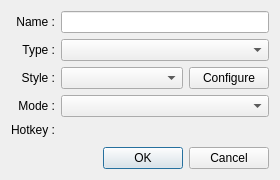
Above: src/gui/seteditdialog.ui from mistic100/UMWP-Autochanger before the change. Below: the same form after it.
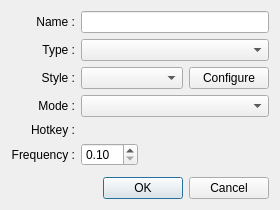
That is the form after the change. Custom widgets are drawn as their Qt base class.

Commit message: Add set frequency parameter

The edit to the form file:
```diff
--- a/src/gui/seteditdialog.ui
+++ b/src/gui/seteditdialog.ui
@@ -10,14 +10,24 @@
     <x>0</x>
     <y>0</y>
     <width>280</width>
-    <height>180</height>
+    <height>210</height>
    </rect>
   </property>
   <property name="windowTitle">
    <string>Properties</string>
   </property>
-  <layout class="QGridLayout" name="gridLayout" columnstretch="0,1">
+  <layout class="QGridLayout" name="gridLayout" columnstretch="0,0,1">
    <item row="7" column="0">
+    <widget class="QLabel" name="label_5">
+     <property name="text">
+      <string>Frequency :</string>
+     </property>
+     <property name="alignment">
+      <set>Qt::AlignRight|Qt::AlignTrailing|Qt::AlignVCenter</set>
+     </property>
+    </widget>
+   </item>
+   <item row="8" column="0">
     <spacer name="verticalSpacer">
      <property name="orientation">
       <enum>Qt::Vertical</enum>
@@ -80,7 +90,39 @@
      </property>
     </widget>
    </item>
-   <item row="2" column="1">
+   <item row="7" column="1">
+    <widget class="QDoubleSpinBox" name="inputFreq">
+     <property name="decimals">
+      <number>2</number>
+     </property>
+     <property name="minimum">
+      <double>0.100000000000000</double>
+     </property>
+     <property name="singleStep">
+      <double>0.100000000000000</double>
+     </property>
+    </widget>
+   </item>
+   <item row="7" column="2">
+    <spacer name="horizontalSpacer">
+     <property name="orientation">
+      <enum>Qt::Horizontal</enum>
+     </property>
+     <property name="sizeHint" stdset="0">
+      <size>
+       <width>40</width>
+       <height>20</height>
+      </size>
+     </property>
+    </spacer>
+   </item>
+   <item row="6" column="1" colspan="2">
+    <widget class="QHotKeyWidget" name="inputHotkey" native="true"/>
+   </item>
+   <item row="5" column="1" colspan="2">
+    <widget class="QComboBoxExt" name="selectMode"/>
+   </item>
+   <item row="2" column="1" colspan="2">
     <layout class="QHBoxLayout" name="horizontalLayout" stretch="1,0">
      <item>
       <widget class="QComboBoxExt" name="selectStyle">
@@ -101,16 +143,13 @@
      </item>
     </layout>
    </item>
-   <item row="1" column="1">
+   <item row="1" column="1" colspan="2">
     <widget class="QComboBoxExt" name="selectType"/>
    </item>
-   <item row="0" column="1">
+   <item row="0" column="1" colspan="2">
     <widget class="QLineEdit" name="inputName"/>
    </item>
-   <item row="5" column="1">
-    <widget class="QComboBoxExt" name="selectMode"/>
-   </item>
-   <item row="8" column="0" colspan="2">
+   <item row="9" column="0" colspan="3">
     <widget class="QDialogButtonBox" name="buttonBox">
      <property name="orientation">
       <enum>Qt::Horizontal</enum>
@@ -120,9 +159,6 @@
      </property>
     </widget>
    </item>
-   <item row="6" column="1">
-    <widget class="QHotKeyWidget" name="inputHotkey" native="true"/>
-   </item>
   </layout>
  </widget>
  <customwidgets>
```
The commit also changes 9 other files.
